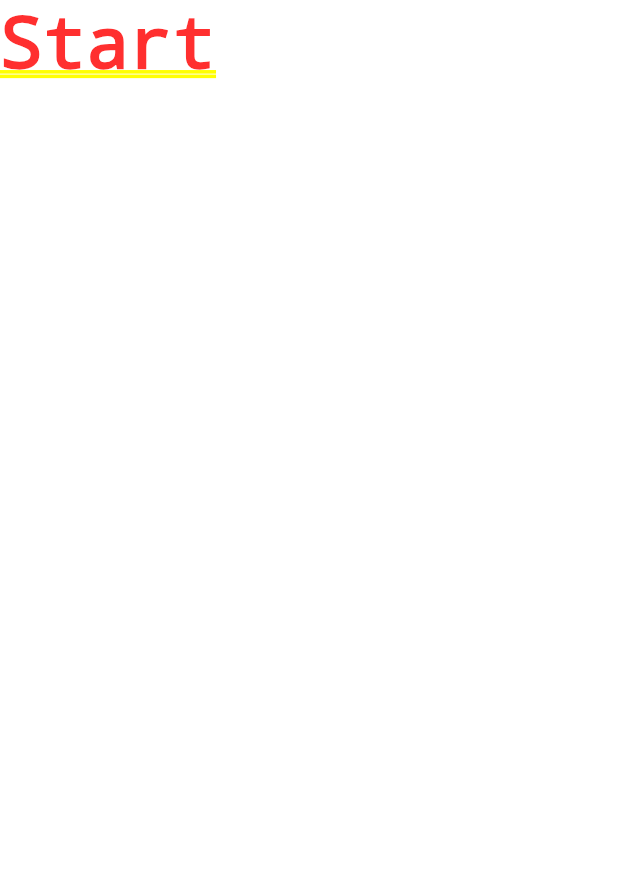
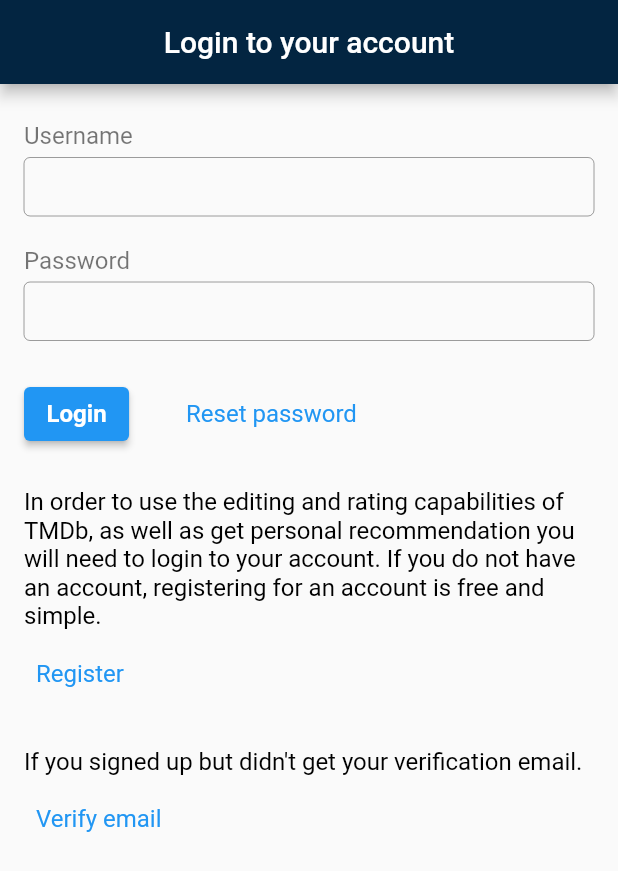
Before and after one commit to Smouki92/My_Bar, a Flutter app: the screen it shows after launch, on a phone screen of 412 x 824 dp. Shown: the top 871 px of the screen. Run offline on Flutter 3.47's test engine with Material 2 defaults, Android fonts, the phone set to English and light mode, and no system bars.

```diff
--- /dev/null
+++ b/lib/Theme/app_button_style.dart
@@ -0,0 +1,10 @@
+import 'package:flutter/material.dart';
+
+abstract class AppButtonStyle {
+  static final ButtonStyle linkButton = ButtonStyle(
+    foregroundColor: MaterialStateProperty.all(Colors.blue),
+    textStyle: MaterialStateProperty.all(
+      const TextStyle(fontSize: 16, fontWeight: FontWeight.w400),
+    ),
+  );
+}
--- a/lib/main.dart
+++ b/lib/main.dart
@@ -1,4 +1,5 @@
 import 'package:flutter/material.dart';
+import 'package:my_bar/widgets/auth/auth_widget.dart';
 
 void main() {
   runApp(const MyApp());
@@ -13,9 +14,9 @@ class MyApp extends StatelessWidget {
       title: 'Flutter Demo',
       debugShowCheckedModeBanner: false,
       theme: ThemeData(
-        primarySwatch: Colors.blue,
+        appBarTheme: const AppBarTheme(backgroundColor: Color.fromRGBO(3, 37, 65, 1)),
       ),
-      home: const Text('Start'),
+      home: const AuthWidget(),
     );
   }
 }
--- /dev/null
+++ b/lib/widgets/auth/auth_widget.dart
@@ -0,0 +1,143 @@
+import 'package:flutter/material.dart';
+import 'package:my_bar/Theme/app_button_style.dart';
+
+class AuthWidget extends StatefulWidget {
+  const AuthWidget({Key? key}) : super(key: key);
+
+  @override
+  State<AuthWidget> createState() => _AuthWidgetState();
+}
+
+class _AuthWidgetState extends State<AuthWidget> {
+  @override
+  Widget build(BuildContext context) {
+    return Scaffold(
+      appBar: AppBar(
+        title: const Text('Login to your account'),
+        centerTitle: true,
+      ),
+      body: ListView(
+        children: const [
+          _HeaderWidget(),
+        ],
+      ),
+    );
+  }
+}
+
+class _HeaderWidget extends StatelessWidget {
+  const _HeaderWidget({Key? key}) : super(key: key);
+
+  @override
+  Widget build(BuildContext context) {
+    const textStyle = TextStyle(
+      fontSize: 16,
+      color: Colors.black,
+    );
+    return Padding(
+      padding: const EdgeInsets.symmetric(horizontal: 16),
+      child: Column(
+        crossAxisAlignment: CrossAxisAlignment.start,
+        children: [
+          const SizedBox(height: 25),
+          const _FormWidget(),
+          const SizedBox(height: 25),
+          const Text(
+            'In order to use the editing and rating capabilities of TMDb, as well as get personal recommendation you will need to login to your account. If you do not have an account, registering for an account is free and simple.',
+            style: textStyle,
+          ),
+          const SizedBox(height: 5),
+          TextButton(
+            style: AppButtonStyle.linkButton,
+            onPressed: () {},
+            child: const Text('Register'),
+          ),
+          const SizedBox(height: 25),
+          const Text(
+            "If you signed up but didn't get your verification email.",
+            style: textStyle,
+          ),
+          const SizedBox(height: 5),
+          TextButton(
+            style: AppButtonStyle.linkButton,
+            onPressed: () {},
+            child: const Text('Verify email'),
+          ),
+        ],
+      ),
+    );
+  }
+}
+
+class _FormWidget extends StatefulWidget {
+  const _FormWidget({Key? key}) : super(key: key);
+
+  @override
+  State<_FormWidget> createState() => _FormWidgetState();
+}
+
+class _FormWidgetState extends State<_FormWidget> {
+  @override
+  Widget build(BuildContext context) {
+    const textStyle = TextStyle(
+      fontSize: 16,
+      color: Colors.black54,
+    );
+    const textFieldDecorator = InputDecoration(
+      border: OutlineInputBorder(),
+      contentPadding: EdgeInsets.symmetric(horizontal: 10, vertical: 10),
+      isCollapsed: true,
+    );
+    return Column(
+      crossAxisAlignment: CrossAxisAlignment.start,
+      children: [
+        const Text(
+          'Username',
+          style: textStyle,
+        ),
+        const SizedBox(height: 5),
+        const TextField(
+          decoration: textFieldDecorator,
+        ),
+        const SizedBox(height: 20),
+        const Text(
+          'Password',
+          style: textStyle,
+        ),
+        const SizedBox(height: 5),
+        const TextField(
+          decoration: textFieldDecorator,
+          obscureText: true,
+        ),
+        const SizedBox(height: 25),
+        Row(
+          children: [
+            ElevatedButton(
+              style: ButtonStyle(
+                backgroundColor: MaterialStateProperty.all(Colors.blue),
+                foregroundColor: MaterialStateProperty.all(Colors.white),
+                textStyle: MaterialStateProperty.all(
+                  const TextStyle(fontSize: 16, fontWeight: FontWeight.w700),
+                ),
+                padding: MaterialStateProperty.all(
+                  const EdgeInsets.symmetric(
+                    horizontal: 15,
+                    vertical: 8,
+                  ),
+                ),
+              ),
+              onPressed: () {},
+              child: const Text('Login'),
+            ),
+            const SizedBox(width: 30),
+            TextButton(
+              style: AppButtonStyle.linkButton,
+              onPressed: () {},
+              child: const Text('Reset password'),
+            ),
+          ],
+        )
+      ],
+    );
+  }
+}
```
